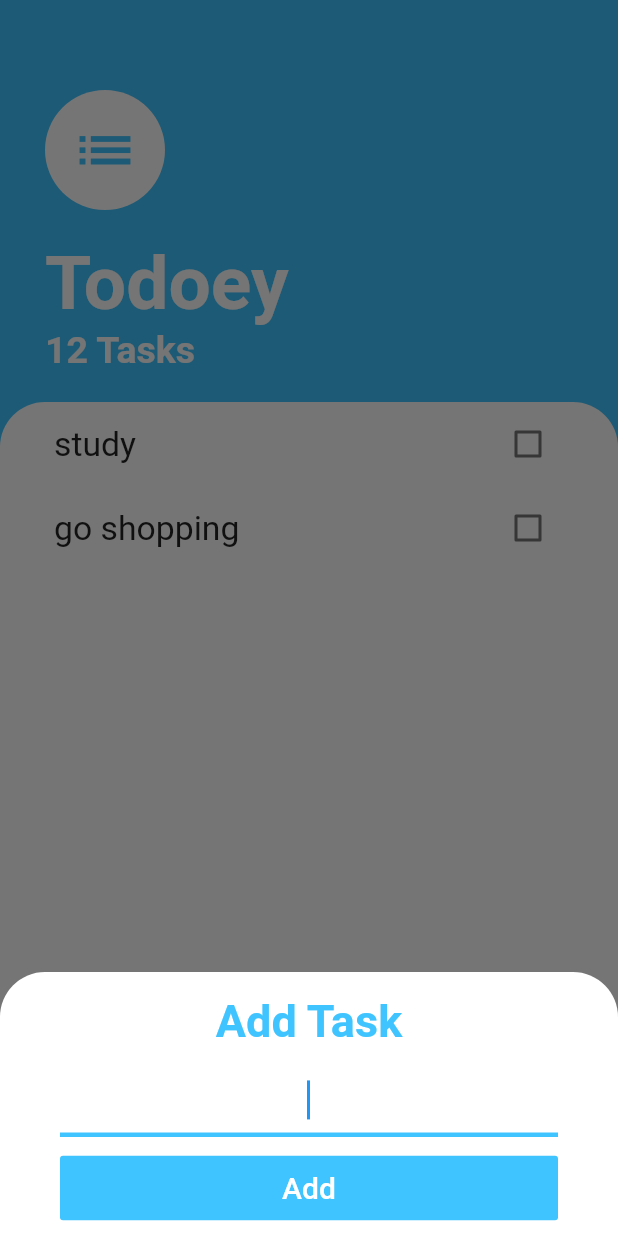
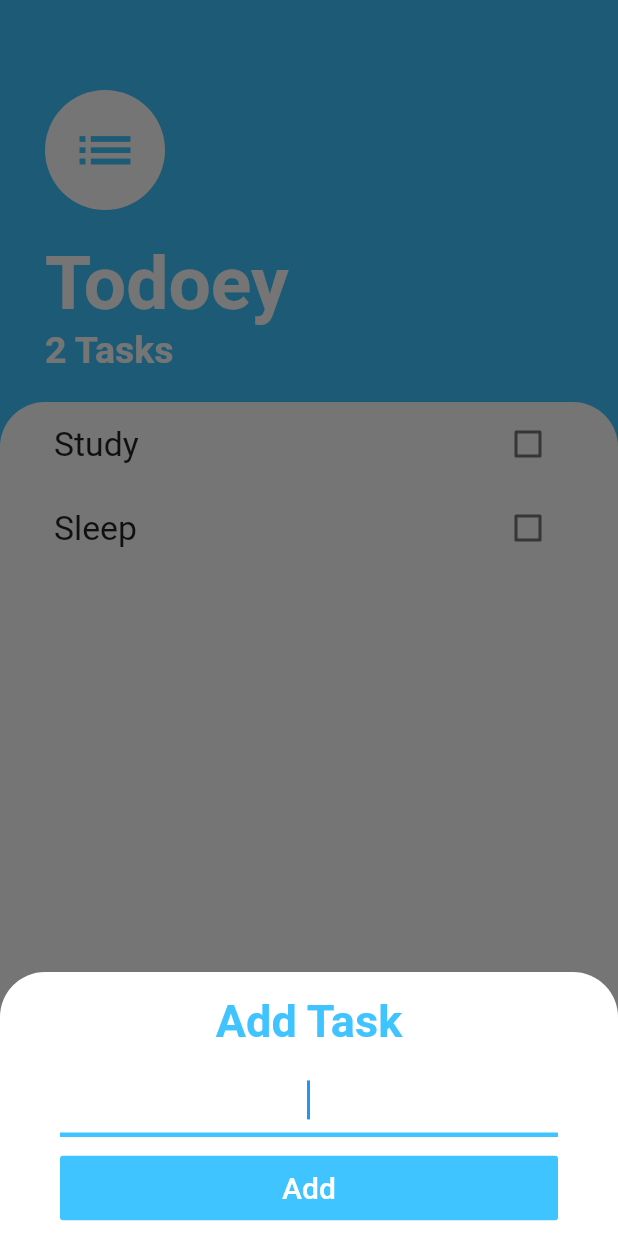
Before and after one commit to Avishka-Shamendra/Flutter-Bootcamp-2020, a Flutter app: the TasksScreen screen opened directly, after a tap on the "add" icon, on a phone screen of 412 x 824 dp. Run offline on Flutter 3.47's test engine with Material 2 defaults, Android fonts, the phone set to English and light mode, and no system bars; our stand-ins replace animated_text_kit, audioplayers, cloud_firestore, firebase_auth, flutter_spinkit, font_awesome_flutter and 3 more; accounts and stored records are empty.

Commit message:
Finished the todo app. Done :)

```diff
--- a/todoey_flutter/lib/constnats.dart
+++ b/todoey_flutter/lib/constnats.dart
@@ -7,3 +7,18 @@ const kContainerDecoration = BoxDecoration(
     topRight: Radius.circular(30),
   ),
 );
+
+const kTextFieldDecoration = InputDecoration(
+  enabledBorder: UnderlineInputBorder(
+    borderSide: BorderSide(
+      color: Colors.lightBlueAccent,
+      width: 1,
+    ),
+  ),
+  focusedBorder: UnderlineInputBorder(
+    borderSide: BorderSide(
+      color: Colors.lightBlueAccent,
+      width: 3,
+    ),
+  ),
+);
--- /dev/null
+++ b/todoey_flutter/lib/models/taskData.dart
@@ -0,0 +1,30 @@
+import 'dart:collection';
+import 'package:flutter/material.dart';
+import 'package:todoeyflutter/models/task.dart';
+
+class TaskData extends ChangeNotifier {
+  List<Task> _todos = [Task(task: 'Study'), Task(task: 'Sleep')];
+
+  UnmodifiableListView<Task> get todos {
+    return UnmodifiableListView(_todos);
+  }
+
+  int getTodoCount() {
+    return _todos.length;
+  }
+
+  void addTask(String taskText) {
+    _todos.add(Task(task: taskText));
+    notifyListeners();
+  }
+
+  void updateTask(Task task) {
+    task.toggleisDone();
+    notifyListeners();
+  }
+
+  void deleteTask(Task task) {
+    _todos.remove(task);
+    notifyListeners();
+  }
+}
--- a/todoey_flutter/lib/screens/addTaskScreen.dart
+++ b/todoey_flutter/lib/screens/addTaskScreen.dart
@@ -1,7 +1,16 @@
 import 'package:flutter/material.dart';
+import 'package:provider/provider.dart';
 import 'package:todoeyflutter/constnats.dart';
+import 'package:todoeyflutter/models/taskData.dart';
 
-class AddTaskScreen extends StatelessWidget {
+class AddTaskScreen extends StatefulWidget {
+  @override
+  _AddTaskScreenState createState() => _AddTaskScreenState();
+}
+
+class _AddTaskScreenState extends State<AddTaskScreen> {
+  String newTask;
+
   @override
   Widget build(BuildContext context) {
     return Container(
@@ -26,23 +35,13 @@ class AddTaskScreen extends StatelessWidget {
                 height: 10,
               ),
               TextField(
+                onChanged: (value) {
+                  newTask = value;
+                },
                 textAlign: TextAlign.center,
                 autofocus: true,
                 style: TextStyle(fontSize: 22.5),
-                decoration: InputDecoration(
-                  enabledBorder: UnderlineInputBorder(
-                    borderSide: BorderSide(
-                      color: Colors.lightBlueAccent,
-                      width: 1,
-                    ),
-                  ),
-                  focusedBorder: UnderlineInputBorder(
-                    borderSide: BorderSide(
-                      color: Colors.lightBlueAccent,
-                      width: 3,
-                    ),
-                  ),
-                ),
+                decoration: kTextFieldDecoration,
               ),
               SizedBox(
                 height: 10,
@@ -50,7 +49,13 @@ class AddTaskScreen extends StatelessWidget {
               FlatButton(
                   padding: EdgeInsets.all(10.0),
                   color: Colors.lightBlueAccent,
-                  onPressed: () {},
+                  onPressed: () {
+                    if (newTask != null) {
+                      Provider.of<TaskData>(context, listen: false)
+                          .addTask(newTask);
+                    }
+                    Navigator.pop(context);
+                  },
                   child: Text(
                     'Add',
                     style: TextStyle(color: Colors.white, fontSize: 20),
--- a/todoey_flutter/lib/screens/tasksScreen.dart
+++ b/todoey_flutter/lib/screens/tasksScreen.dart
@@ -1,12 +1,11 @@
 import 'package:flutter/material.dart';
+import 'package:provider/provider.dart';
 import 'package:todoeyflutter/constnats.dart';
-import 'package:todoeyflutter/models/task.dart';
+import 'package:todoeyflutter/models/taskData.dart';
 import 'package:todoeyflutter/screens/addTaskScreen.dart';
 import 'package:todoeyflutter/widgets/taskList.dart';
 
 class TasksScreen extends StatelessWidget {
-  List<Task> todos = [Task(task: 'study'), Task(task: 'go shopping')];
-
   @override
   Widget build(BuildContext context) {
     return Scaffold(
@@ -39,7 +38,7 @@ class TasksScreen extends StatelessWidget {
                       fontWeight: FontWeight.w700),
                 ),
                 Text(
-                  '12 Tasks',
+                  '${Provider.of<TaskData>(context).getTodoCount()} Tasks',
                   style: TextStyle(
                       color: Colors.white,
                       fontSize: 25,
@@ -55,7 +54,7 @@ class TasksScreen extends StatelessWidget {
             child: Container(
               padding: EdgeInsets.fromLTRB(20, 0, 20, 0),
               decoration: kContainerDecoration,
-              child: TaskList(taskList: todos),
+              child: TaskList(),
             ),
           ),
         ],
--- a/todoey_flutter/lib/widgets/taskList.dart
+++ b/todoey_flutter/lib/widgets/taskList.dart
@@ -1,29 +1,29 @@
 import 'package:flutter/material.dart';
-import 'package:todoeyflutter/models/task.dart';
+import 'package:provider/provider.dart';
+import 'package:todoeyflutter/models/taskData.dart';
 import 'package:todoeyflutter/widgets/taskTile.dart';
 
-class TaskList extends StatefulWidget {
-  TaskList({this.taskList});
-  final List<Task> taskList;
-
-  @override
-  _TaskListState createState() => _TaskListState();
-}
-
-class _TaskListState extends State<TaskList> {
+class TaskList extends StatelessWidget {
   @override
   Widget build(BuildContext context) {
-    return ListView.builder(
-      itemCount: widget.taskList.length,
-      itemBuilder: (context, index) {
-        return TaskTile(
-            task: widget.taskList[index].task,
-            isChecked: widget.taskList[index].isDone,
-            onChanged: (bool newValue) {
-              setState(() {
-                widget.taskList[index].toggleisDone();
-              });
-            });
+    return Consumer<TaskData>(
+      builder: (context, taskData, child) {
+        return ListView.builder(
+          itemCount: taskData.getTodoCount(),
+          itemBuilder: (context, index) {
+            final currentTask = taskData.todos[index];
+            return TaskTile(
+              task: currentTask.task,
+              isChecked: currentTask.isDone,
+              onChanged: (newValue) {
+                taskData.updateTask(currentTask);
+              },
+              onLongPress: () {
+                taskData.deleteTask(currentTask);
+              },
+            );
+          },
+        );
       },
     );
   }
--- a/todoey_flutter/lib/widgets/taskTile.dart
+++ b/todoey_flutter/lib/widgets/taskTile.dart
@@ -1,10 +1,11 @@
 import 'package:flutter/material.dart';
 
 class TaskTile extends StatelessWidget {
-  TaskTile({this.task, this.isChecked, this.onChanged});
+  TaskTile({this.task, this.isChecked, this.onChanged, this.onLongPress});
   final String task;
   final bool isChecked;
   final Function onChanged;
+  final Function onLongPress;
   @override
   Widget build(BuildContext context) {
     return ListTile(
@@ -19,6 +20,7 @@ class TaskTile extends StatelessWidget {
         activeColor: Colors.lightBlueAccent,
         onChanged: onChanged,
       ),
+      onLongPress: onLongPress,
     );
   }
 }
--- a/todoey_flutter/pubspec.yaml
+++ b/todoey_flutter/pubspec.yaml
@@ -28,10 +28,12 @@ dependencies:
   # The following adds the Cupertino Icons font to your application.
   # Use with the CupertinoIcons class for iOS style icons.
   cupertino_icons: ^0.1.3
+  provider: ^4.1.3
 
 dev_dependencies:
   flutter_test:
     sdk: flutter
+
 
 # For information on the generic Dart part of this file, see the
 # following page: https://dart.dev/tools/pub/pubspec
```
Also changed, not shown: todoey_flutter/lib/main.dart (+7 -2 lines), todoey_flutter/pubspec.lock.
